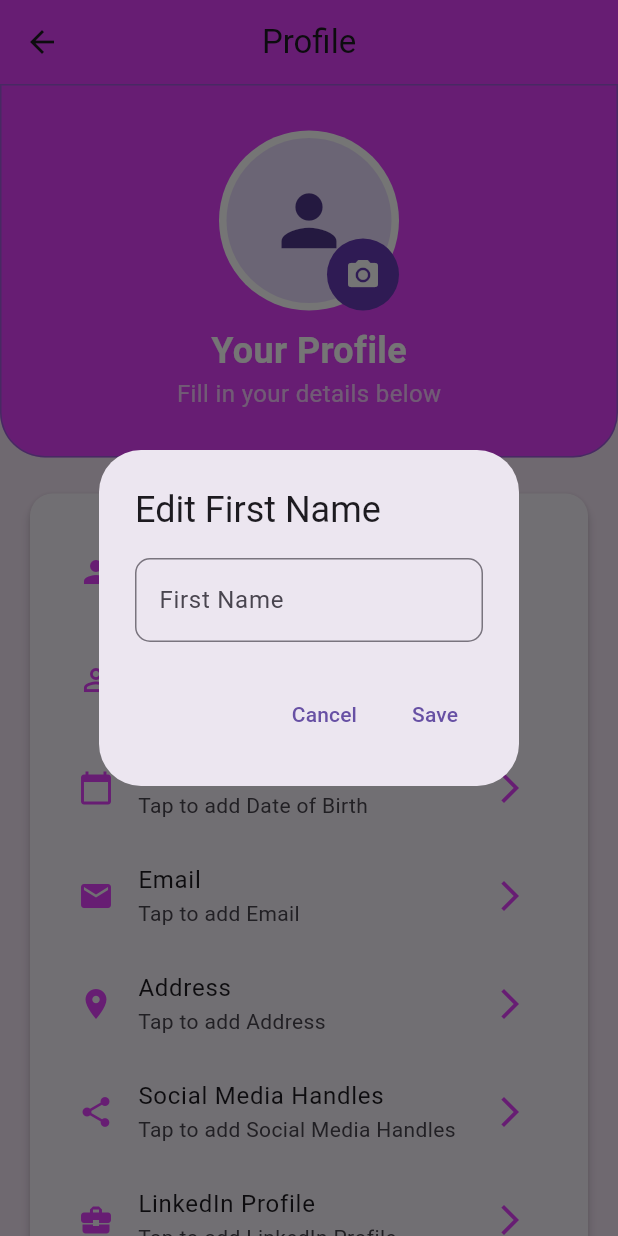
After one commit to SpoorthyS1/Social_Nest, a Flutter app: the UserProfilePage screen opened directly, after a tap on "First Name", on a phone screen of 412 x 824 dp. The commit adds this screen. Run offline on Flutter 3.47's test engine with Material 3 defaults, Android fonts, the light colour scheme and no system bars; our stand-ins replace geocoding, geolocator.

Commit message:
partial connections

```diff
--- a/lib/component/Service_tile.dart
+++ b/lib/component/Service_tile.dart
@@ -18,19 +18,17 @@ class ServiceTile extends StatelessWidget {
       width: 1200,
       height: 150,
       decoration: BoxDecoration(
-        color:
-            const Color.fromARGB(255, 254, 172, 255), // Light purple background
+        color: const Color.fromARGB(255, 254, 172, 255),
         border: Border.all(
           color: Colors.teal,
           width: 2.0,
           style: BorderStyle.solid,
         ),
-        borderRadius: BorderRadius.circular(15.0), // Rounded corners
+        borderRadius: BorderRadius.circular(15.0),
       ),
       child: Row(
         crossAxisAlignment: CrossAxisAlignment.start,
         children: [
-          // Image with border
           Container(
             decoration: BoxDecoration(
               border: Border.all(
--- /dev/null
+++ b/lib/pages/Profile.dart
@@ -0,0 +1,329 @@
+import 'package:flutter/material.dart';
+
+void main() {
+  runApp(MyApp());
+}
+
+class MyApp extends StatelessWidget {
+  @override
+  Widget build(BuildContext context) {
+    return MaterialApp(
+      title: 'User Profile Input',
+      theme: ThemeData(
+        primarySwatch: Colors.purple,
+      ),
+      home: UserProfilePage(),
+    );
+  }
+}
+
+class UserProfilePage extends StatefulWidget {
+  @override
+  _UserProfilePageState createState() => _UserProfilePageState();
+}
+
+class _UserProfilePageState extends State<UserProfilePage> {
+  final Map<String, String> userDetails = {
+    'First Name': '',
+    'Last Name': '',
+    'Date of Birth': '',
+    'Email': '',
+    'Address': '',
+    'Social Media Handles': '',
+    'LinkedIn Profile': '',
+  };
+
+  final Map<String, IconData> fieldIcons = {
+    'First Name': Icons.person,
+    'Last Name': Icons.person_outline,
+    'Date of Birth': Icons.calendar_today,
+    'Email': Icons.email,
+    'Address': Icons.location_on,
+    'Social Media Handles': Icons.share,
+    'LinkedIn Profile': Icons.business_center,
+  };
+
+  @override
+  Widget build(BuildContext context) {
+    return Scaffold(
+      backgroundColor: Colors.purple[50],
+      appBar: AppBar(
+        title: Text('Profile'),
+        centerTitle: true,
+        backgroundColor: Colors.purpleAccent,
+      ),
+      body: SingleChildScrollView(
+        child: Column(
+          crossAxisAlignment: CrossAxisAlignment.stretch,
+          children: [
+            // Profile Header
+            Container(
+              padding: EdgeInsets.symmetric(vertical: 30),
+              decoration: BoxDecoration(
+                color: Colors.purpleAccent,
+                borderRadius: BorderRadius.vertical(
+                  bottom: Radius.circular(30),
+                ),
+                border: Border.all(
+                    color: Colors.teal.withOpacity(0.3),
+                    width: 1.0), // Added subtle teal border
+              ),
+              child: Column(
+                children: [
+                  Stack(
+                    children: [
+                      CircleAvatar(
+                        radius: 60,
+                        backgroundColor: Colors.white,
+                        child: CircleAvatar(
+                          radius: 55,
+                          backgroundImage:
+                              AssetImage('assets/default_profile.png'),
+                          child: Icon(Icons.person, size: 55),
+                        ),
+                      ),
+                      Positioned(
+                        bottom: 0,
+                        right: 0,
+                        child: Container(
+                          decoration: BoxDecoration(
+                            color: Colors.deepPurple,
+                            shape: BoxShape.circle,
+                          ),
+                          child: IconButton(
+                            icon: Icon(Icons.camera_alt, color: Colors.white),
+                            onPressed: () {
+                              print("Add/Edit Profile Picture");
+                            },
+                          ),
+                        ),
+                      ),
+                    ],
+                  ),
+                  SizedBox(height: 10),
+                  Text(
+                    'Your Profile',
+                    style: TextStyle(
+                      color: Colors.white,
+                      fontSize: 24,
+                      fontWeight: FontWeight.bold,
+                    ),
+                  ),
+                  Text(
+                    'Fill in your details below',
+                    style: TextStyle(
+                      color: Colors.white70,
+                      fontSize: 16,
+                    ),
+                  ),
+                ],
+              ),
+            ),
+            SizedBox(height: 20),
+
+            // Profile Details
+            Padding(
+              padding: const EdgeInsets.symmetric(horizontal: 16.0),
+              child: Card(
+                shape: RoundedRectangleBorder(
+                  borderRadius: BorderRadius.circular(15),
+                ),
+                elevation: 3,
+                child: Padding(
+                  padding: const EdgeInsets.all(16.0),
+                  child: Column(
+                    children: userDetails.keys.map((key) {
+                      return ProfileDetail(
+                        label: key,
+                        icon: fieldIcons[key] ?? Icons.info,
+                        value: userDetails[key]!,
+                        onTap: () => _editField(context, key),
+                      );
+                    }).toList(),
+                  ),
+                ),
+              ),
+            ),
+
+            // Additional Options
+            Padding(
+              padding: const EdgeInsets.symmetric(horizontal: 16.0),
+              child: Column(
+                crossAxisAlignment: CrossAxisAlignment.stretch,
+                children: [
+                  ElevatedButton(
+                    onPressed: () {
+                      print("Details Saved: $userDetails");
+                      _showSnackbar(context, "Details saved successfully!");
+                    },
+                    style: ElevatedButton.styleFrom(
+                      shape: RoundedRectangleBorder(
+                        borderRadius: BorderRadius.circular(10),
+                      ),
+                      backgroundColor: Colors.purpleAccent,
+                      padding: EdgeInsets.all(16.0),
+                      side: BorderSide(
+                          color: Colors.teal.withOpacity(
+                              0.3)), // Subtle teal border for button
+                    ),
+                    child: Text('Save Details'),
+                  ),
+                  SizedBox(height: 10),
+                  ElevatedButton(
+                    onPressed: () {
+                      print("Viewing Transaction History");
+                    },
+                    style: ElevatedButton.styleFrom(
+                      shape: RoundedRectangleBorder(
+                        borderRadius: BorderRadius.circular(10),
+                      ),
+                      backgroundColor: Colors.deepPurple,
+                      padding: EdgeInsets.all(16.0),
+                      side: BorderSide(
+                          color: Colors.teal.withOpacity(
+                              0.3)), // Subtle teal border for button
+                    ),
+                    child: Text(
+                      'View Transaction History',
+                      style: TextStyle(color: Colors.white),
+                    ),
+                  ),
+                  SizedBox(height: 10),
+                  OutlinedButton(
+                    onPressed: () {
+                      print("Log Out");
+                    },
+                    style: OutlinedButton.styleFrom(
+                      shape: RoundedRectangleBorder(
+                        borderRadius: BorderRadius.circular(10),
+                      ),
+                      side: BorderSide(color: Colors.purpleAccent),
+                      padding: EdgeInsets.all(16.0),
+                    ),
+                    child: Text(
+                      'Log Out',
+                      style: TextStyle(color: Colors.purpleAccent),
+                    ),
+                  ),
+                ],
+              ),
+            ),
+          ],
+        ),
+      ),
+    );
+  }
+
+  void _editField(BuildContext context, String label) {
+    if (label == 'Date of Birth') {
+      _selectDate(context);
+    } else {
+      final TextEditingController controller = TextEditingController();
+      controller.text = userDetails[label] ?? '';
+
+      showDialog(
+        context: context,
+        builder: (BuildContext context) {
+          return AlertDialog(
+            title: Text('Edit $label'),
+            content: TextField(
+              controller: controller,
+              decoration: InputDecoration(
+                labelText: label,
+                border: OutlineInputBorder(
+                  borderRadius: BorderRadius.circular(10),
+                  borderSide: BorderSide(
+                      color: Colors.teal.withOpacity(0.5),
+                      width: 1), // Teal border for input fields
+                ),
+                focusedBorder: OutlineInputBorder(
+                  borderRadius: BorderRadius.circular(10),
+                  borderSide: BorderSide(
+                      color: Colors.teal, width: 2), // Teal border when focused
+                ),
+              ),
+            ),
+            actions: [
+              TextButton(
+                onPressed: () {
+                  Navigator.pop(context);
+                },
+                child: Text('Cancel'),
+              ),
+              TextButton(
+                onPressed: () {
+                  setState(() {
+                    userDetails[label] = controller.text;
+                  });
+                  Navigator.pop(context);
+                },
+                child: Text('Save'),
+              ),
+            ],
+          );
+        },
+      );
+    }
+  }
+
+  Future<void> _selectDate(BuildContext context) async {
+    DateTime? selectedDate = await showDatePicker(
+      context: context,
+      initialDate: DateTime.now(),
+      firstDate: DateTime(1900),
+      lastDate: DateTime.now(),
+      builder: (context, child) {
+        return Theme(
+          data: ThemeData.light().copyWith(
+            primaryColor: Colors.purpleAccent,
+            hintColor: Colors.purpleAccent,
+            colorScheme: ColorScheme.light(primary: Colors.purpleAccent),
+          ),
+          child: child!,
+        );
+      },
+    );
+
+    if (selectedDate != null) {
+      setState(() {
+        userDetails['Date of Birth'] =
+            "${selectedDate.day}/${selectedDate.month}/${selectedDate.year}";
+      });
+    }
+  }
+
+  void _showSnackbar(BuildContext context, String message) {
+    final snackBar = SnackBar(
+      content: Text(message),
+      behavior: SnackBarBehavior.floating,
+      backgroundColor: Colors.green,
+      duration: Duration(seconds: 2),
+    );
+    ScaffoldMessenger.of(context).showSnackBar(snackBar);
+  }
+}
+
+class ProfileDetail extends StatelessWidget {
+  final String label;
+  final String value;
+  final IconData icon;
+  final VoidCallback onTap;
+
+  const ProfileDetail({
+    required this.label,
+    required this.value,
+    required this.icon,
+    required this.onTap,
+  });
+
+  @override
+  Widget build(BuildContext context) {
+    return ListTile(
+      leading: Icon(icon, color: Colors.purpleAccent),
+      title: Text(label),
+      subtitle: Text(value.isNotEmpty ? value : 'Tap to add $label'),
+      trailing: Icon(Icons.arrow_forward_ios, color: Colors.purpleAccent),
+      onTap: onTap,
+    );
+  }
+}
```
Also changed, not shown: lib/main.dart (+3 -12 lines), lib/pages/HomePage.dart (+84 -54 lines), lib/pages/LoginPage.dart (+9 -3 lines), lib/pages/RegisterPage.dart (+5 -3 lines), lib/pages/Services.dart (+13 -3 lines), lib/pages/Settings.dart (+3 -9 lines).
